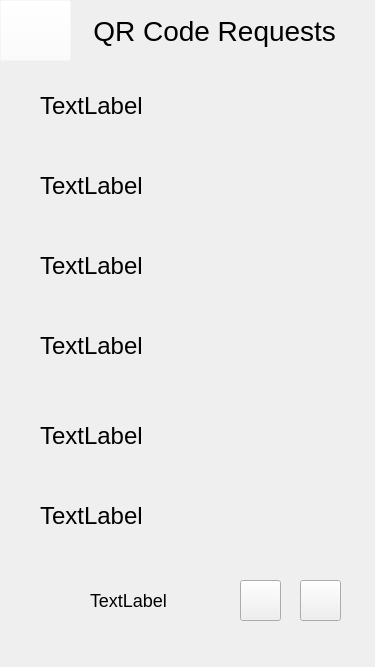
Above: 0806_mCR_login/adminqrrequests.ui from csidon/MyCovidApp before the change. Below: the same form after it.
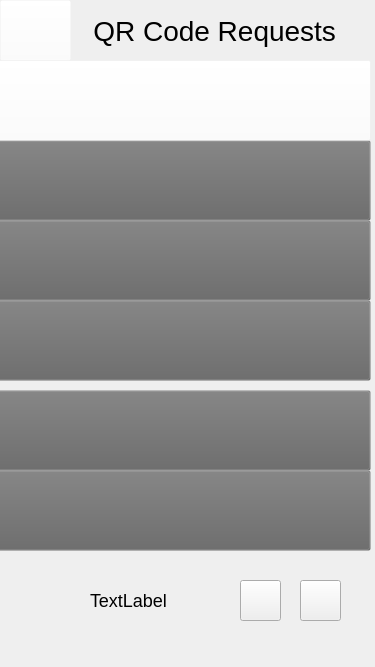
That is the form after the change. Icons and pictures are not drawn.

Commit message: adminQR with buttons not working but the functions mostly built for them

Diff of the .ui file:
```diff
--- a/0806_mCR_login/adminqrrequests.ui
+++ b/0806_mCR_login/adminqrrequests.ui
@@ -248,6 +248,108 @@
       <string>TextLabel</string>
      </property>
     </widget>
+    <widget class="QPushButton" name="btn_assign_1">
+     <property name="geometry">
+      <rect>
+       <x>-10</x>
+       <y>60</y>
+       <width>381</width>
+       <height>81</height>
+      </rect>
+     </property>
+     <property name="styleSheet">
+      <string notr="true">background-color:  rgba(255,255,255,0.1);
+</string>
+     </property>
+     <property name="text">
+      <string/>
+     </property>
+    </widget>
+    <widget class="QPushButton" name="btn_assign_2">
+     <property name="geometry">
+      <rect>
+       <x>-10</x>
+       <y>140</y>
+       <width>381</width>
+       <height>81</height>
+      </rect>
+     </property>
+     <property name="styleSheet">
+      <string notr="true">background-color:  rgba(100,100,100,0);
+</string>
+     </property>
+     <property name="text">
+      <string/>
+     </property>
+    </widget>
+    <widget class="QPushButton" name="btn_assign_3">
+     <property name="geometry">
+      <rect>
+       <x>-10</x>
+       <y>220</y>
+       <width>381</width>
+       <height>81</height>
+      </rect>
+     </property>
+     <property name="styleSheet">
+      <string notr="true">background-color:  rgba(100,100,100,0);
+</string>
+     </property>
+     <property name="text">
+      <string/>
+     </property>
+    </widget>
+    <widget class="QPushButton" name="btn_assign_4">
+     <property name="geometry">
+      <rect>
+       <x>-10</x>
+       <y>300</y>
+       <width>381</width>
+       <height>81</height>
+      </rect>
+     </property>
+     <property name="styleSheet">
+      <string notr="true">background-color:  rgba(100,100,100,0);
+</string>
+     </property>
+     <property name="text">
+      <string/>
+     </property>
+    </widget>
+    <widget class="QPushButton" name="btn_assign_5">
+     <property name="geometry">
+      <rect>
+       <x>-10</x>
+       <y>390</y>
+       <width>381</width>
+       <height>81</height>
+      </rect>
+     </property>
+     <property name="styleSheet">
+      <string notr="true">background-color:  rgba(100,100,100,0);
+</string>
+     </property>
+     <property name="text">
+      <string/>
+     </property>
+    </widget>
+    <widget class="QPushButton" name="btn_assign_6">
+     <property name="geometry">
+      <rect>
+       <x>-10</x>
+       <y>470</y>
+       <width>381</width>
+       <height>81</height>
+      </rect>
+     </property>
+     <property name="styleSheet">
+      <string notr="true">background-color:  rgba(100,100,100,0);
+</string>
+     </property>
+     <property name="text">
+      <string/>
+     </property>
+    </widget>
     <zorder>lbl_topBar</zorder>
     <zorder>lbl_QRRequests</zorder>
     <zorder>lbl_stripedBackground</zorder>
@@ -261,6 +363,12 @@
     <zorder>btn_pageLeft</zorder>
     <zorder>lbl_currentPage</zorder>
     <zorder>btn_backToAdminHome</zorder>
+    <zorder>btn_assign_2</zorder>
+    <zorder>btn_assign_3</zorder>
+    <zorder>btn_assign_4</zorder>
+    <zorder>btn_assign_5</zorder>
+    <zorder>btn_assign_6</zorder>
+    <zorder>btn_assign_1</zorder>
    </widget>
    <widget class="QWidget" name="page_2"/>
   </widget>
```
The commit also changes 32 other files.
